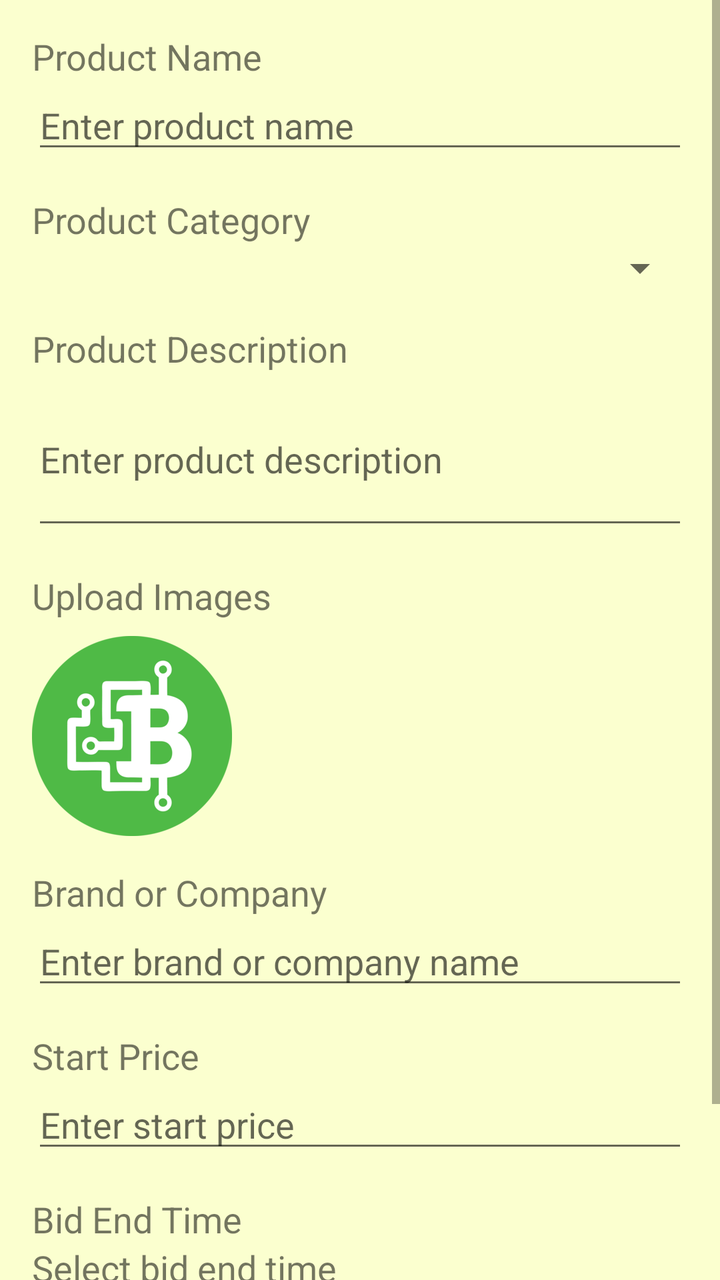
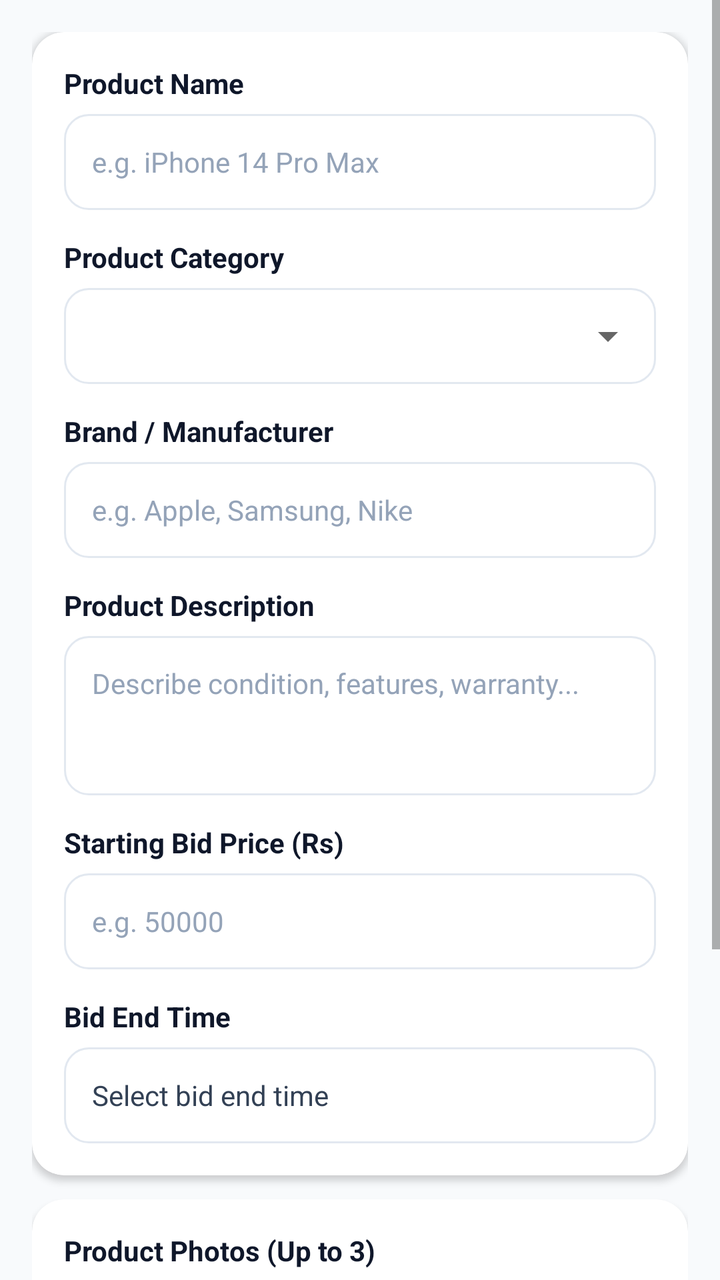

Before-and-after screenshots of an Android layout around one commit, followed by the original layout XML and the change that was made.
<!-- AndroidManifest.xml: application theme Theme.BitMarket -->
<!-- res/layout/activity_sell_product.xml -->
<?xml version="1.0" encoding="utf-8"?>
<ScrollView xmlns:android="http://schemas.android.com/apk/res/android"
    xmlns:app="http://schemas.android.com/apk/res-auto"
    xmlns:tools="http://schemas.android.com/tools"
    android:layout_width="match_parent"
    android:background="@color/light_yellow"
    android:layout_height="match_parent"
    tools:context=".SellProductActivity">
    <RelativeLayout
        android:layout_width="match_parent"
        android:layout_height="wrap_content"
        >


<TextView
    android:id="@+id/textViewProductName"
    android:layout_width="wrap_content"
    android:layout_height="wrap_content"
    android:text="Product Name"
    android:textSize="18sp"
    android:layout_marginTop="16dp"
    android:layout_marginStart="16dp"/>

<EditText
    android:id="@+id/editTextProductName"
    android:layout_width="match_parent"
    android:layout_height="wrap_content"
    android:layout_below="@id/textViewProductName"
    android:layout_marginStart="16dp"
    android:layout_marginEnd="16dp"
    android:hint="Enter product name"
    android:inputType="text"/>

<TextView
    android:id="@+id/textViewProductCategory"
    android:layout_width="wrap_content"
    android:layout_height="wrap_content"
    android:text="Product Category"
    android:textSize="18sp"
    android:layout_below="@id/editTextProductName"
    android:layout_marginTop="16dp"
    android:layout_marginStart="16dp"/>

<Spinner
    android:id="@+id/spinnerProductCategory"
    android:layout_width="match_parent"
    android:layout_height="wrap_content"
    android:layout_below="@id/textViewProductCategory"
    android:layout_marginStart="16dp"
    android:layout_marginEnd="16dp"/>

<TextView
    android:id="@+id/textViewProductDescription"
    android:layout_width="wrap_content"
    android:layout_height="wrap_content"
    android:text="Product Description"
    android:textSize="18sp"
    android:layout_below="@id/spinnerProductCategory"
    android:layout_marginTop="16dp"
    android:layout_marginStart="16dp"/>

<EditText
    android:id="@+id/editTextProductDescription"
    android:layout_width="match_parent"
    android:layout_height="wrap_content"
    android:layout_below="@id/textViewProductDescription"
    android:layout_marginStart="16dp"
    android:layout_marginEnd="16dp"
    android:hint="Enter product description"
    android:inputType="textMultiLine"
    android:minLines="3"/>


    

    <TextView
        android:id="@+id/textViewUploadImages"
        android:layout_width="wrap_content"
        android:layout_height="wrap_content"
        android:text="Upload Images"
        android:textSize="18sp"
        android:layout_below="@id/editTextProductDescription"
        android:layout_marginTop="16dp"
        android:layout_marginStart="16dp"/>

    
    <LinearLayout
        android:id="@+id/uploadImagesLayout"
        android:layout_width="match_parent"
        android:layout_height="wrap_content"
        android:layout_below="@id/textViewUploadImages"
        android:layout_marginTop="8dp"
        android:orientation="horizontal">

        <ImageView
            android:id="@+id/imageView1"
            android:layout_width="100dp"
            android:layout_height="100dp"
            android:src="@drawable/logo"
            android:layout_marginStart="16dp"
            android:layout_marginEnd="8dp"/>

        <ImageView
            android:id="@+id/imageView2"
            android:layout_width="100dp"
            android:layout_height="100dp"
            android:layout_marginEnd="8dp"/>

        <ImageView
            android:id="@+id/imageView3"
            android:layout_width="100dp"
            android:layout_height="100dp"
            android:layout_marginEnd="16dp"/>

    </LinearLayout>

    

<TextView
    android:id="@+id/textViewBrand"
    android:layout_width="wrap_content"
    android:layout_height="wrap_content"
    android:text="Brand or Company"
    android:textSize="18sp"
    android:layout_below="@id/uploadImagesLayout"
    android:layout_marginTop="16dp"
    android:layout_marginStart="16dp"/>

<EditText
    android:id="@+id/editTextBrand"
    android:layout_width="match_parent"
    android:layout_height="wrap_content"
    android:layout_below="@id/textViewBrand"
    android:layout_marginStart="16dp"
    android:layout_marginEnd="16dp"
    android:hint="Enter brand or company name"
    android:inputType="text"/>

<TextView
    android:id="@+id/textViewStartPrice"
    android:layout_width="wrap_content"
    android:layout_height="wrap_content"
    android:text="Start Price"
    android:textSize="18sp"
    android:layout_below="@id/editTextBrand"
    android:layout_marginTop="16dp"
    android:layout_marginStart="16dp"/>

<EditText
    android:id="@+id/editTextStartPrice"
    android:layout_width="match_parent"
    android:layout_height="wrap_content"
    android:layout_below="@id/textViewStartPrice"
    android:layout_marginStart="16dp"
    android:layout_marginEnd="16dp"
    android:hint="Enter start price"
    android:inputType="numberDecimal"/>
    <TextView
        android:id="@+id/textViewBidEndTime"
        android:layout_width="wrap_content"
        android:layout_height="wrap_content"
        android:text="Bid End Time"
        android:textSize="18sp"
        android:layout_below="@id/editTextStartPrice"
        android:layout_marginTop="16dp"
        android:layout_marginStart="16dp"/>

    <TextView
        android:id="@+id/editTextBidEndTime"
        android:layout_width="match_parent"
        android:layout_height="wrap_content"
        android:layout_below="@id/textViewBidEndTime"
        android:layout_marginStart="16dp"
        android:layout_marginEnd="16dp"
        android:textSize="18sp"
        android:text="Select bid end time"
        android:focusable="false"
        android:onClick="showTimePickerDialog"
        />

        

<Button
    android:id="@+id/buttonSubmit"
    android:layout_width="match_parent"
    android:layout_height="wrap_content"
    android:layout_below="@id/editTextBidEndTime"
    android:layout_centerHorizontal="true"
    android:layout_marginStart="16dp"
    android:layout_marginEnd="16dp"
    android:layout_marginTop="32dp"
    android:backgroundTint="@color/purple_500"
    android:layout_marginBottom="16dp"
    android:text="Submit"/>
    </RelativeLayout>

</ScrollView>
<!-- resources referenced by this layout -->
<resources>
  <color name="light_yellow">#FBFFCF</color>
  <color name="purple_500">#4CAF50</color>
  <!-- drawable logo: png bitmap (drawable, 8656 bytes) -->
  <style name="Theme.BitMarket" parent="Theme.MaterialComponents.DayNight.DarkActionBar">
          
          <item name="android:colorPrimary">@color/purple_500</item>
          <item name="colorPrimaryVariant">@color/purple_700</item>
          <item name="colorOnPrimary">@color/white</item>
          
          <item name="colorSecondary">@color/teal_200</item>
          <item name="colorSecondaryVariant">@color/teal_700</item>
          <item name="colorOnSecondary">@color/purple_500</item>
          
          <item name="android:statusBarColor">?attr/colorPrimaryVariant</item>
          
      </style>
  <color name="purple_700">#2980B9 </color>
  <color name="white">#FFFFFFFF</color>
  <color name="teal_200">#FF03DAC5</color>
  <color name="teal_700">#FF018786</color>
</resources>

<!-- the commit's change to res/layout/activity_sell_product.xml (unified diff, before → after) -->
@@ -3,195 +3,285 @@
     xmlns:app="http://schemas.android.com/apk/res-auto"
     xmlns:tools="http://schemas.android.com/tools"
     android:layout_width="match_parent"
+    android:layout_height="match_parent"
     android:background="@color/light_yellow"
-    android:layout_height="match_parent"
+    android:fillViewport="true"
     tools:context=".SellProductActivity">
-    <RelativeLayout
+
+    <LinearLayout
         android:layout_width="match_parent"
         android:layout_height="wrap_content"
-        >
-
-
-<TextView
-    android:id="@+id/textViewProductName"
-    android:layout_width="wrap_content"
-    android:layout_height="wrap_content"
-    android:text="Product Name"
-    android:textSize="18sp"
-    android:layout_marginTop="16dp"
-    android:layout_marginStart="16dp"/>
-
-<EditText
-    android:id="@+id/editTextProductName"
-    android:layout_width="match_parent"
-    android:layout_height="wrap_content"
-    android:layout_below="@id/textViewProductName"
-    android:layout_marginStart="16dp"
-    android:layout_marginEnd="16dp"
-    android:hint="Enter product name"
-    android:inputType="text"/>
-
-<TextView
-    android:id="@+id/textViewProductCategory"
-    android:layout_width="wrap_content"
-    android:layout_height="wrap_content"
-    android:text="Product Category"
-    android:textSize="18sp"
-    android:layout_below="@id/editTextProductName"
-    android:layout_marginTop="16dp"
-    android:layout_marginStart="16dp"/>
-
-<Spinner
-    android:id="@+id/spinnerProductCategory"
-    android:layout_width="match_parent"
-    android:layout_height="wrap_content"
-    android:layout_below="@id/textViewProductCategory"
-    android:layout_marginStart="16dp"
-    android:layout_marginEnd="16dp"/>
-
-<TextView
-    android:id="@+id/textViewProductDescription"
-    android:layout_width="wrap_content"
-    android:layout_height="wrap_content"
-    android:text="Product Description"
-    android:textSize="18sp"
-    android:layout_below="@id/spinnerProductCategory"
-    android:layout_marginTop="16dp"
-    android:layout_marginStart="16dp"/>
-
-<EditText
-    android:id="@+id/editTextProductDescription"
-    android:layout_width="match_parent"
-    android:layout_height="wrap_content"
-    android:layout_below="@id/textViewProductDescription"
-    android:layout_marginStart="16dp"
-    android:layout_marginEnd="16dp"
-    android:hint="Enter product description"
-    android:inputType="textMultiLine"
-    android:minLines="3"/>
-
-
-    
-
-    <TextView
-        android:id="@+id/textViewUploadImages"
-        android:layout_width="wrap_content"
-        android:layout_height="wrap_content"
-        android:text="Upload Images"
-        android:textSize="18sp"
-        android:layout_below="@id/editTextProductDescription"
-        android:layout_marginTop="16dp"
-        android:layout_marginStart="16dp"/>
-
-    
-    <LinearLayout
-        android:id="@+id/uploadImagesLayout"
-        android:layout_width="match_parent"
-        android:layout_height="wrap_content"
-        android:layout_below="@id/textViewUploadImages"
-        android:layout_marginTop="8dp"
-        android:orientation="horizontal">
-
-        <ImageView
-            android:id="@+id/imageView1"
-            android:layout_width="100dp"
-            android:layout_height="100dp"
-            android:src="@drawable/logo"
-            android:layout_marginStart="16dp"
-            android:layout_marginEnd="8dp"/>
-
-        <ImageView
-            android:id="@+id/imageView2"
-            android:layout_width="100dp"
-            android:layout_height="100dp"
-            android:layout_marginEnd="8dp"/>
-
-        <ImageView
-            android:id="@+id/imageView3"
-            android:layout_width="100dp"
-            android:layout_height="100dp"
-            android:layout_marginEnd="16dp"/>
+        android:orientation="vertical"
+        android:padding="16dp">
+
+        
+        <androidx.cardview.widget.CardView
+            android:layout_width="match_parent"
+            android:layout_height="wrap_content"
+            app:cardCornerRadius="16dp"
+            app:cardElevation="2dp"
+            app:cardBackgroundColor="@color/white">
+
+            <LinearLayout
+                android:layout_width="match_parent"
+                android:layout_height="wrap_content"
+                android:orientation="vertical"
+                android:padding="16dp">
+
+                
+                <TextView
+                    android:id="@+id/textViewProductName"
+                    android:layout_width="wrap_content"
+                    android:layout_height="wrap_content"
+                    android:text="Product Name"
+                    android:textColor="@color/black"
+                    android:textSize="14sp"
+                    android:textStyle="bold" />
+
+                <EditText
+                    android:id="@+id/editTextProductName"
+                    android:layout_width="match_parent"
+                    android:layout_height="48dp"
+                    android:layout_marginTop="6dp"
+                    android:background="@drawable/bg_input_field"
+                    android:hint="e.g. iPhone 14 Pro Max"
+                    android:inputType="text"
+                    android:paddingHorizontal="14dp"
+                    android:textColor="@color/black"
+                    android:textColorHint="@color/slate_400"
+                    android:textSize="14sp" />
+
+                
+                <TextView
+                    android:id="@+id/textViewProductCategory"
+                    android:layout_width="wrap_content"
+                    android:layout_height="wrap_content"
+                    android:layout_marginTop="14dp"
+                    android:text="Product Category"
+                    android:textColor="@color/black"
+                    android:textSize="14sp"
+                    android:textStyle="bold" />
+
+                <FrameLayout
+                    android:layout_width="match_parent"
+                    android:layout_height="48dp"
+                    android:layout_marginTop="6dp"
+                    android:background="@drawable/bg_input_field">
+
+                    <Spinner
+                        android:id="@+id/spinnerProductCategory"
+                        android:layout_width="match_parent"
+                        android:layout_height="match_parent"
+                        android:paddingHorizontal="10dp" />
+                </FrameLayout>
+
+                
+                <TextView
+                    android:id="@+id/textViewBrand"
+                    android:layout_width="wrap_content"
+                    android:layout_height="wrap_content"
+                    android:layout_marginTop="14dp"
+                    android:text="Brand / Manufacturer"
+                    android:textColor="@color/black"
+                    android:textSize="14sp"
+                    android:textStyle="bold" />
+
+                <EditText
+                    android:id="@+id/editTextBrand"
+                    android:layout_width="match_parent"
+                    android:layout_height="48dp"
+                    android:layout_marginTop="6dp"
+                    android:background="@drawable/bg_input_field"
+                    android:hint="e.g. Apple, Samsung, Nike"
+                    android:inputType="text"
+                    android:paddingHorizontal="14dp"
+                    android:textColor="@color/black"
+                    android:textColorHint="@color/slate_400"
+                    android:textSize="14sp" />
+
+                
+                <TextView
+                    android:id="@+id/textViewProductDescription"
+                    android:layout_width="wrap_content"
+                    android:layout_height="wrap_content"
+                    android:layout_marginTop="14dp"
+                    android:text="Product Description"
+                    android:textColor="@color/black"
+                    android:textSize="14sp"
+                    android:textStyle="bold" />
+
+                <EditText
+                    android:id="@+id/editTextProductDescription"
+                    android:layout_width="match_parent"
+                    android:layout_height="wrap_content"
+                    android:layout_marginTop="6dp"
+                    android:background="@drawable/bg_input_field"
+                    android:gravity="top|start"
+                    android:hint="Describe condition, features, warranty..."
+                    android:inputType="textMultiLine"
+                    android:minLines="3"
+                    android:padding="14dp"
+                    android:textColor="@color/black"
+                    android:textColorHint="@color/slate_400"
+                    android:textSize="14sp" />
+
+                
+                <TextView
+                    android:id="@+id/textViewStartPrice"
+                    android:layout_width="wrap_content"
+                    android:layout_height="wrap_content"
+                    android:layout_marginTop="14dp"
+                    android:text="Starting Bid Price (Rs)"
+                    android:textColor="@color/black"
+                    android:textSize="14sp"
+                    android:textStyle="bold" />
+
+                <EditText
+                    android:id="@+id/editTextStartPrice"
+                    android:layout_width="match_parent"
+                    android:layout_height="48dp"
+                    android:layout_marginTop="6dp"
+                    android:background="@drawable/bg_input_field"
+                    android:hint="e.g. 50000"
+                    android:inputType="numberDecimal"
+                    android:paddingHorizontal="14dp"
+                    android:textColor="@color/black"
+                    android:textColorHint="@color/slate_400"
+                    android:textSize="14sp" />
+
+                
+                <TextView
+                    android:id="@+id/textViewBidEndTime"
+                    android:layout_width="wrap_content"
+                    android:layout_height="wrap_content"
+                    android:layout_marginTop="14dp"
+                    android:text="Bid End Time"
+                    android:textColor="@color/black"
+                    android:textSize="14sp"
+                    android:textStyle="bold" />
+
+                <TextView
+                    android:id="@+id/editTextBidEndTime"
+                    android:layout_width="match_parent"
+                    android:layout_height="48dp"
+                    android:layout_marginTop="6dp"
+                    android:background="@drawable/bg_input_field"
+                    android:clickable="true"
+                    android:focusable="false"
+                    android:gravity="center_vertical"
+                    android:onClick="showTimePickerDialog"
+                    android:paddingHorizontal="14dp"
+                    android:text="Select bid end time"
+                    android:textColor="@color/slate_700"
+                    android:textSize="14sp" />
+
+            </LinearLayout>
+        </androidx.cardview.widget.CardView>
+
+        
+        <androidx.cardview.widget.CardView
+            android:layout_width="match_parent"
+            android:layout_height="wrap_content"
+            android:layout_marginTop="12dp"
+            app:cardCornerRadius="16dp"
+            app:cardElevation="2dp"
+            app:cardBackgroundColor="@color/white">
+
+            <LinearLayout
+                android:layout_width="match_parent"
+                android:layout_height="wrap_content"
+                android:orientation="vertical"
+                android:padding="16dp">
+
+                <TextView
+                    android:id="@+id/textViewUploadImages"
+                    android:layout_width="wrap_content"
+                    android:layout_height="wrap_content"
+                    android:text="Product Photos (Up to 3)"
+                    android:textColor="@color/black"
+                    android:textSize="14sp"
+                    android:textStyle="bold" />
+
+                <LinearLayout
+                    android:id="@+id/uploadImagesLayout"
+                    android:layout_width="match_parent"
+                    android:layout_height="wrap_content"
+                    android:layout_marginTop="10dp"
+                    android:gravity="center"
+                    android:orientation="horizontal">
+
+                    
+                    <androidx.cardview.widget.CardView
+                        android:layout_width="0dp"
+                        android:layout_height="90dp"
+                        android:layout_marginEnd="6dp"
+                        android:layout_weight="1"
+                        app:cardCornerRadius="10dp"
+                        app:cardElevation="0dp"
+                        app:cardBackgroundColor="@color/slate_100">
+
+                        <ImageView
+                            android:id="@+id/imageView1"
+                            android:layout_width="match_parent"
+                            android:layout_height="match_parent"
+                            android:scaleType="centerCrop"
+                            android:src="@drawable/logo" />
+                    </androidx.cardview.widget.CardView>
+
+                    
+                    <androidx.cardview.widget.CardView
+                        android:layout_width="0dp"
+                        android:layout_height="90dp"
+                        android:layout_marginHorizontal="3dp"
+                        android:layout_weight="1"
+                        app:cardCornerRadius="10dp"
+                        app:cardElevation="0dp"
+                        app:cardBackgroundColor="@color/slate_100">
+
+                        <ImageView
+                            android:id="@+id/imageView2"
+                            android:layout_width="match_parent"
+                            android:layout_height="match_parent"
+                            android:scaleType="centerCrop" />
+                    </androidx.cardview.widget.CardView>
+
+                    
+                    <androidx.cardview.widget.CardView
+                        android:layout_width="0dp"
+                        android:layout_height="90dp"
+                        android:layout_marginStart="6dp"
+                        android:layout_weight="1"
+                        app:cardCornerRadius="10dp"
+                        app:cardElevation="0dp"
+                        app:cardBackgroundColor="@color/slate_100">
+
+                        <ImageView
+                            android:id="@+id/imageView3"
+                            android:layout_width="match_parent"
+                            android:layout_height="match_parent"
+                            android:scaleType="centerCrop" />
+                    </androidx.cardview.widget.CardView>
+
+                </LinearLayout>
+
+            </LinearLayout>
+        </androidx.cardview.widget.CardView>
+
+        
+        <Button
+            android:id="@+id/buttonSubmit"
+            android:layout_width="match_parent"
+            android:layout_height="52dp"
+            android:layout_marginTop="20dp"
+            android:layout_marginBottom="24dp"
+            android:backgroundTint="@color/purple_500"
+            android:text="Publish Listing"
+            android:textAllCaps="false"
+            android:textColor="@color/white"
+            android:textSize="16sp"
+            android:textStyle="bold"
+            app:cornerRadius="12dp" />
 
     </LinearLayout>
 
-    
-
-<TextView
-    android:id="@+id/textViewBrand"
-    android:layout_width="wrap_content"
-    android:layout_height="wrap_content"
-    android:text="Brand or Company"
-    android:textSize="18sp"
-    android:layout_below="@id/uploadImagesLayout"
-    android:layout_marginTop="16dp"
-    android:layout_marginStart="16dp"/>
-
-<EditText
-    android:id="@+id/editTextBrand"
-    android:layout_width="match_parent"
-    android:layout_height="wrap_content"
-    android:layout_below="@id/textViewBrand"
-    android:layout_marginStart="16dp"
-    android:layout_marginEnd="16dp"
-    android:hint="Enter brand or company name"
-    android:inputType="text"/>
-
-<TextView
-    android:id="@+id/textViewStartPrice"
-    android:layout_width="wrap_content"
-    android:layout_height="wrap_content"
-    android:text="Start Price"
-    android:textSize="18sp"
-    android:layout_below="@id/editTextBrand"
-    android:layout_marginTop="16dp"
-    android:layout_marginStart="16dp"/>
-
-<EditText
-    android:id="@+id/editTextStartPrice"
-    android:layout_width="match_parent"
-    android:layout_height="wrap_content"
-    android:layout_below="@id/textViewStartPrice"
-    android:layout_marginStart="16dp"
-    android:layout_marginEnd="16dp"
-    android:hint="Enter start price"
-    android:inputType="numberDecimal"/>
-    <TextView
-        android:id="@+id/textViewBidEndTime"
-        android:layout_width="wrap_content"
-        android:layout_height="wrap_content"
-        android:text="Bid End Time"
-        android:textSize="18sp"
-        android:layout_below="@id/editTextStartPrice"
-        android:layout_marginTop="16dp"
-        android:layout_marginStart="16dp"/>
-
-    <TextView
-        android:id="@+id/editTextBidEndTime"
-        android:layout_width="match_parent"
-        android:layout_height="wrap_content"
-        android:layout_below="@id/textViewBidEndTime"
-        android:layout_marginStart="16dp"
-        android:layout_marginEnd="16dp"
-        android:textSize="18sp"
-        android:text="Select bid end time"
-        android:focusable="false"
-        android:onClick="showTimePickerDialog"
-        />
-
-        
-
-<Button
-    android:id="@+id/buttonSubmit"
-    android:layout_width="match_parent"
-    android:layout_height="wrap_content"
-    android:layout_below="@id/editTextBidEndTime"
-    android:layout_centerHorizontal="true"
-    android:layout_marginStart="16dp"
-    android:layout_marginEnd="16dp"
-    android:layout_marginTop="32dp"
-    android:backgroundTint="@color/purple_500"
-    android:layout_marginBottom="16dp"
-    android:text="Submit"/>
-    </RelativeLayout>
-
 </ScrollView>
<!-- resource entries referenced after the edit -->
@@ -1,24 +1,38 @@
 <!-- resources referenced by this layout -->
 <resources>
-  <color name="light_yellow">#FBFFCF</color>
-  <color name="purple_500">#4CAF50</color>
+  <color name="black">#0F172A</color>
+  <color name="light_yellow">#F8FAFC</color>
+  <color name="purple_500">#2563EB</color>
+  <color name="slate_100">#F1F5F9</color>
+  <color name="slate_400">#94A3B8</color>
+  <color name="slate_700">#334155</color>
   <!-- drawable logo: png bitmap (drawable, 8656 bytes) -->
   <style name="Theme.BitMarket" parent="Theme.MaterialComponents.DayNight.DarkActionBar">
           
-          <item name="android:colorPrimary">@color/purple_500</item>
+          <item name="colorPrimary">@color/purple_500</item>
           <item name="colorPrimaryVariant">@color/purple_700</item>
           <item name="colorOnPrimary">@color/white</item>
           
           <item name="colorSecondary">@color/teal_200</item>
           <item name="colorSecondaryVariant">@color/teal_700</item>
-          <item name="colorOnSecondary">@color/purple_500</item>
+          <item name="colorOnSecondary">@color/white</item>
           
-          <item name="android:statusBarColor">?attr/colorPrimaryVariant</item>
-          
+          <item name="android:statusBarColor">@color/purple_700</item>
       </style>
-  <color name="purple_700">#2980B9 </color>
-  <color name="white">#FFFFFFFF</color>
-  <color name="teal_200">#FF03DAC5</color>
-  <color name="teal_700">#FF018786</color>
+  <color name="slate_200">#E2E8F0</color>
+  <color name="purple_700">#1D4ED8</color>
+  <color name="white">#FFFFFF</color>
+  <!-- drawable bg_input_field (drawable) -->
+  <?xml version="1.0" encoding="utf-8"?>
+  <shape xmlns:android="http://schemas.android.com/apk/res/android"
+      android:shape="rectangle">
+      <solid android:color="@color/white" />
+      <corners android:radius="12dp" />
+      <stroke
+          android:width="1dp"
+          android:color="@color/slate_200" />
+  </shape>
+  <color name="teal_200">#10B981</color>
+  <color name="teal_700">#047857</color>
 </resources>
 
